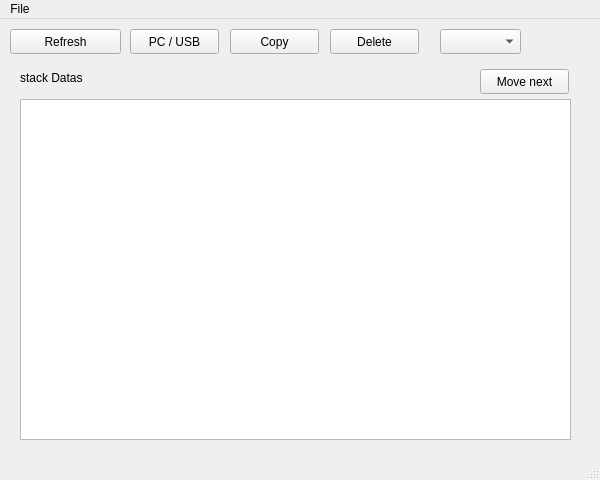
The window that mainwindow.ui (daekwon00/qt_dev) describes before a commit, drawn with Qt 5.
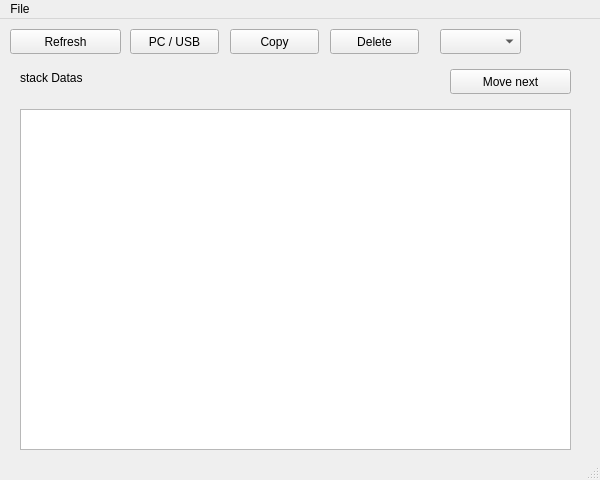
The same window after the commit. Icons and pictures are not drawn.

Commit message: -. add windows usb path

Diff of the .ui file:
```diff
--- a/mainwindow.ui
+++ b/mainwindow.ui
@@ -43,9 +43,9 @@
      <widget class="QPushButton" name="pushButton_next">
       <property name="geometry">
        <rect>
-        <x>480</x>
+        <x>450</x>
         <y>10</y>
-        <width>89</width>
+        <width>121</width>
         <height>25</height>
        </rect>
       </property>
@@ -57,7 +57,7 @@
       <property name="geometry">
        <rect>
         <x>20</x>
-        <y>40</y>
+        <y>50</y>
         <width>551</width>
         <height>341</height>
        </rect>
```
Left out of the diff: 2 changed lines with no effect on the pictures. The commit also changes 2 other files.
